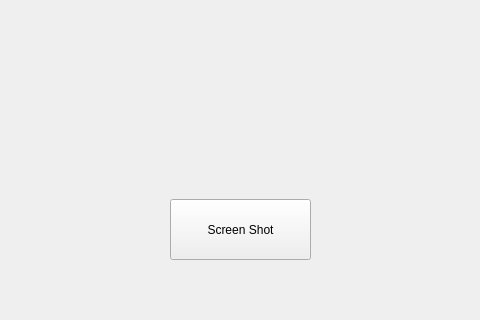
This is ScreenCapture/MainWindow.ui in 0CottonBuds/ViewTether as Qt 5 draws it before an edit; both pictures show x 271 to 751 and y 380 to 700 of the 1000 by 700 pixel window. The edited form follows.
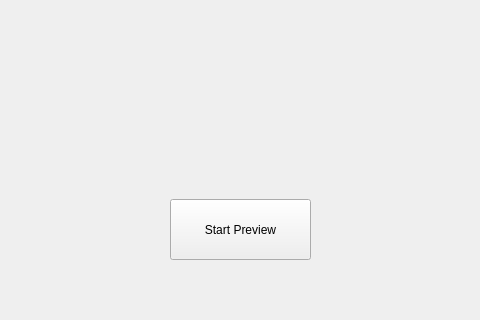
This is the edited form.

```diff
--- a/ScreenCapture/MainWindow.ui
+++ b/ScreenCapture/MainWindow.ui
@@ -53,7 +53,7 @@
        </rect>
       </property>
       <property name="text">
-       <string>Screen Shot</string>
+       <string>Start Preview</string>
       </property>
      </widget>
     </widget>
```
